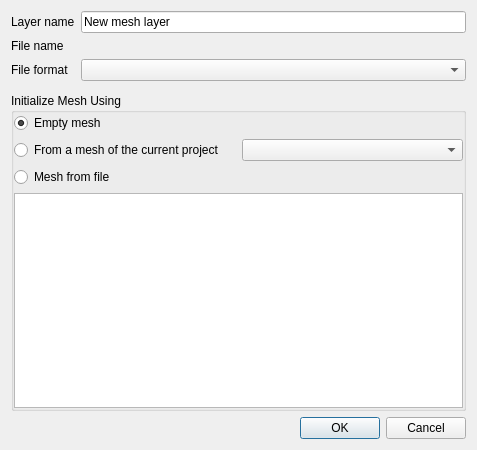
Before: the Qt Designer form src/ui/mesh/qgsnewmeshlayerdialogbase.ui in qgis/QGIS, drawn with Qt 5.
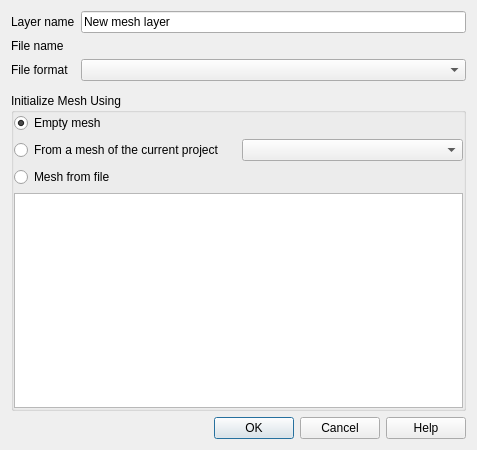
After: the same form once the commit is applied. Custom widgets are drawn as their Qt base class.

Commit message: Connect to documentation

Patch:
```diff
--- a/src/ui/mesh/qgsnewmeshlayerdialogbase.ui
+++ b/src/ui/mesh/qgsnewmeshlayerdialogbase.ui
@@ -117,7 +117,7 @@
       <enum>Qt::Horizontal</enum>
      </property>
      <property name="standardButtons">
-      <set>QDialogButtonBox::Cancel|QDialogButtonBox::Ok</set>
+      <set>QDialogButtonBox::Cancel|QDialogButtonBox::Help|QDialogButtonBox::Ok</set>
      </property>
     </widget>
    </item>
```
The commit also changes 1 other file.
